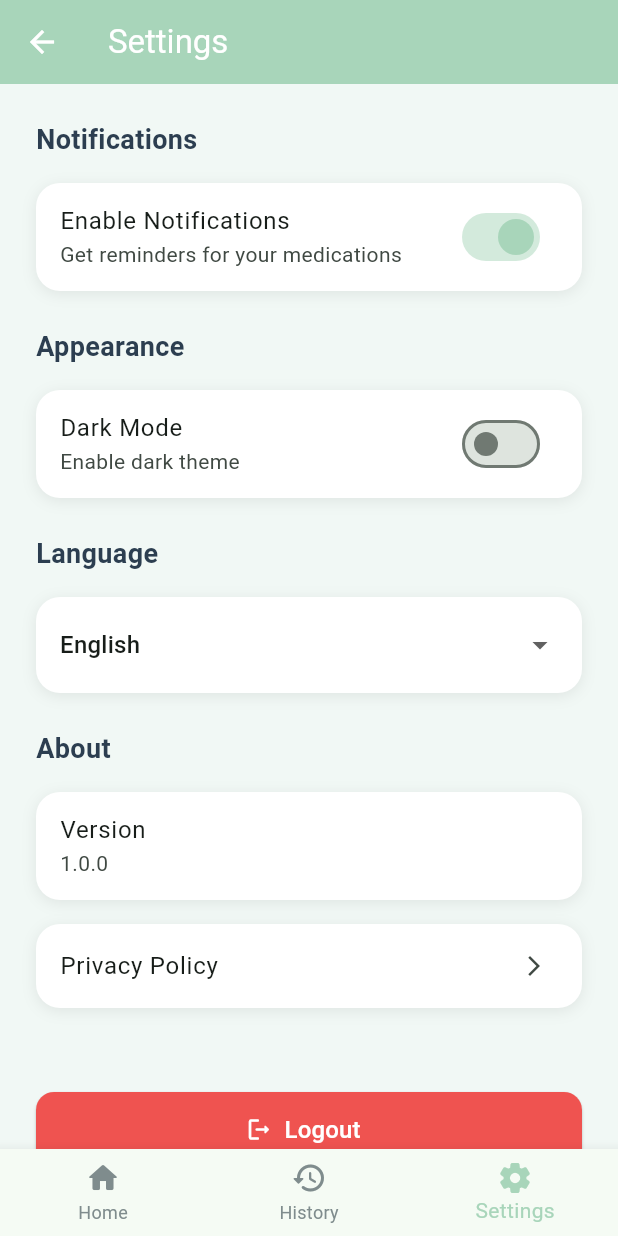
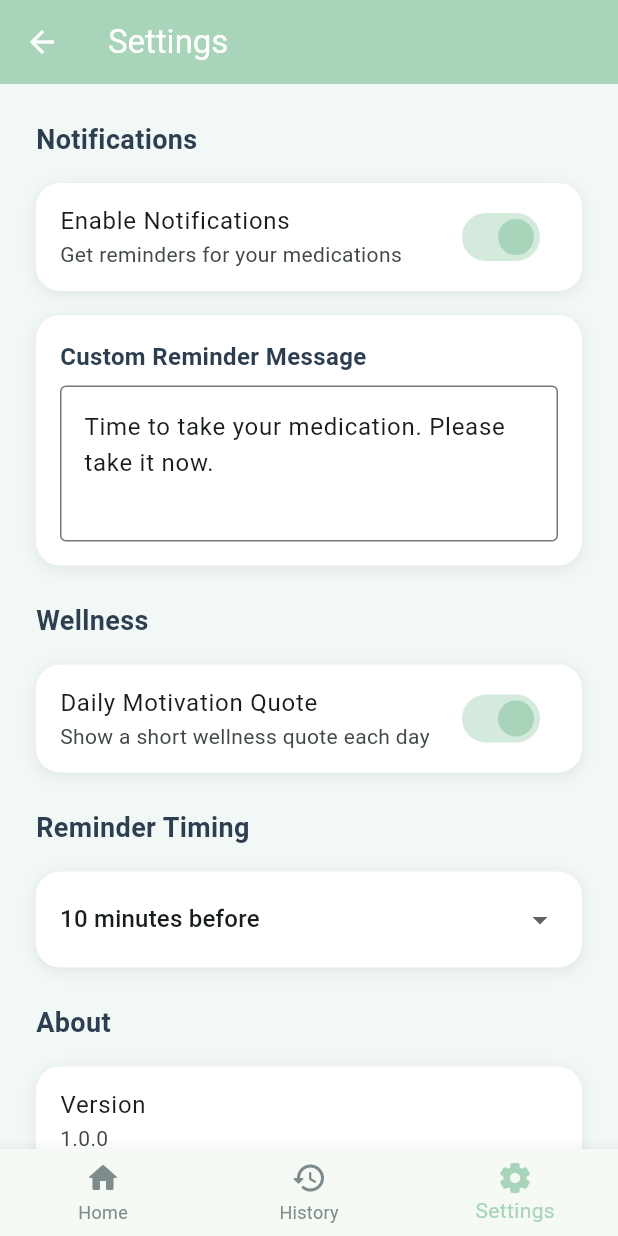
Before and after one commit to Kumii512/medialert, a Flutter app: the SettingsScreen screen opened by its route, on a phone screen of 412 x 824 dp. Run offline on Flutter 3.47's test engine with Material 3 defaults, Android fonts, the phone set to English and light mode, and no system bars; our stand-ins replace cloud_firestore, firebase_auth, firebase_core, firebase_storage; accounts and stored records are empty.

Commit message:
UI update

```diff
--- a/lib/screens/home_screen.dart
+++ b/lib/screens/home_screen.dart
@@ -158,26 +158,29 @@ class _HomeScreenState extends State<HomeScreen> {
         continue;
       }
 
-      final pendingDate = lastTakenDay == null
+      final nextDueDate = lastTakenDay == null
           ? createdDay
           : lastTakenDay.add(const Duration(days: 1));
 
-      if (pendingDate.isAfter(today)) {
+      if (nextDueDate.isAfter(today)) {
         continue;
       }
+
+      final isMissed = nextDueDate.isBefore(today);
+      final scheduledDate = nextDueDate;
 
       items.add(
         _MedicationDisplayItem(
           medication: med,
-          scheduledDate: pendingDate,
-          isMissed: pendingDate.isBefore(today),
+          scheduledDate: scheduledDate,
+          isMissed: isMissed,
         ),
       );
     }
 
     items.sort((a, b) {
       if (a.isMissed != b.isMissed) {
-        return a.isMissed ? -1 : 1;
+        return a.isMissed ? 1 : -1;
       }
       return a.scheduledDate.compareTo(b.scheduledDate);
     });
--- a/lib/screens/settings_screen.dart
+++ b/lib/screens/settings_screen.dart
@@ -11,8 +11,18 @@ class SettingsScreen extends StatefulWidget {
 
 class _SettingsScreenState extends State<SettingsScreen> {
   bool enableNotifications = true;
-  bool darkMode = false;
-  String selectedLanguage = 'English';
+  bool dailyMotivationQuote = true;
+  String reminderInterval = '10 minutes before';
+  final TextEditingController notificationMessageController =
+      TextEditingController(
+        text: 'Time to take your medication. Please take it now.',
+      );
+
+  @override
+  void dispose() {
+    notificationMessageController.dispose();
+    super.dispose();
+  }
 
   @override
   Widget build(BuildContext context) {
@@ -65,17 +75,55 @@ class _SettingsScreenState extends State<SettingsScreen> {
                       },
                     ),
                   ),
+                  const SizedBox(height: AppSpacing.md),
+                  Container(
+                    decoration: BoxDecoration(
+                      color: AppColors.white,
+                      borderRadius: BorderRadius.circular(AppRadius.lg),
+                      boxShadow: [
+                        BoxShadow(
+                          color: Colors.black.withOpacity(0.08),
+                          blurRadius: 8,
+                          offset: const Offset(0, 2),
+                        ),
+                      ],
+                    ),
+                    padding: const EdgeInsets.all(AppSpacing.md),
+                    child: Column(
+                      crossAxisAlignment: CrossAxisAlignment.start,
+                      children: [
+                        const Text(
+                          'Custom Reminder Message',
+                          style: TextStyle(
+                            fontSize: 16,
+                            fontWeight: FontWeight.w600,
+                            color: AppColors.darkText,
+                          ),
+                        ),
+                        const SizedBox(height: AppSpacing.sm),
+                        TextField(
+                          controller: notificationMessageController,
+                          maxLines: 3,
+                          decoration: const InputDecoration(
+                            hintText:
+                                'Write your own notification message here',
+                            border: OutlineInputBorder(),
+                          ),
+                        ),
+                      ],
+                    ),
+                  ),
                 ],
               ),
             ),
-            // Appearance Section
+            // Wellness Section
             Padding(
               padding: const EdgeInsets.symmetric(horizontal: AppSpacing.lg),
               child: Column(
                 crossAxisAlignment: CrossAxisAlignment.start,
                 children: [
                   const Text(
-                    'Appearance',
+                    'Wellness',
                     style: TextStyle(
                       fontSize: 18,
                       fontWeight: FontWeight.bold,
@@ -96,26 +144,28 @@ class _SettingsScreenState extends State<SettingsScreen> {
                       ],
                     ),
                     child: SwitchListTile(
-                      title: const Text('Dark Mode'),
-                      subtitle: const Text('Enable dark theme'),
-                      value: darkMode,
+                      title: const Text('Daily Motivation Quote'),
+                      subtitle: const Text(
+                        'Show a short wellness quote each day',
+                      ),
+                      value: dailyMotivationQuote,
                       activeColor: AppColors.primaryGreen,
                       onChanged: (value) {
-                        setState(() => darkMode = value);
+                        setState(() => dailyMotivationQuote = value);
                       },
                     ),
                   ),
                 ],
               ),
             ),
-            // Language Section
+            // Reminder Section
             Padding(
               padding: const EdgeInsets.all(AppSpacing.lg),
               child: Column(
                 crossAxisAlignment: CrossAxisAlignment.start,
                 children: [
                   const Text(
-                    'Language',
+                    'Reminder Timing',
                     style: TextStyle(
                       fontSize: 18,
                       fontWeight: FontWeight.bold,
@@ -140,19 +190,28 @@ class _SettingsScreenState extends State<SettingsScreen> {
                       vertical: AppSpacing.sm,
                     ),
                     child: DropdownButton<String>(
-                      value: selectedLanguage,
+                      value: reminderInterval,
                       isExpanded: true,
                       underline: const SizedBox(),
-                      items: ['English', 'Spanish', 'French', 'German']
-                          .map(
-                            (lang) => DropdownMenuItem(
-                              value: lang,
-                              child: Text(lang),
-                            ),
-                          )
-                          .toList(),
+                      items:
+                          [
+                                'At exact time',
+                                '5 minutes before',
+                                '10 minutes before',
+                                '15 minutes before',
+                                '30 minutes before',
+                              ]
+                              .map(
+                                (interval) => DropdownMenuItem(
+                                  value: interval,
+                                  child: Text(interval),
+                                ),
+                              )
+                              .toList(),
                       onChanged: (value) {
-                        setState(() => selectedLanguage = value ?? 'English');
+                        setState(
+                          () => reminderInterval = value ?? '10 minutes before',
+                        );
                       },
                     ),
                   ),
```
